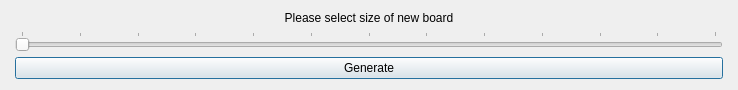
Qt form GUI/forms/newboarddialog.ui (matmarczuk/micromouse) before a commit.
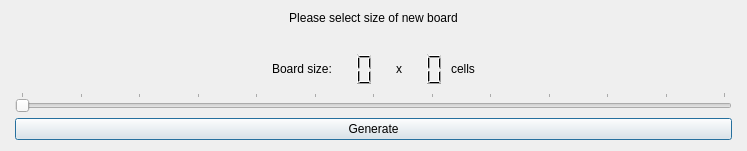
The same form after that commit.

```diff
--- a/GUI/forms/newboarddialog.ui
+++ b/GUI/forms/newboarddialog.ui
@@ -6,8 +6,8 @@
    <rect>
     <x>0</x>
     <y>0</y>
-    <width>738</width>
-    <height>88</height>
+    <width>747</width>
+    <height>151</height>
    </rect>
   </property>
   <property name="windowTitle">
@@ -36,6 +36,108 @@
      </property>
     </widget>
    </item>
+   <item>
+    <layout class="QHBoxLayout" name="horizontalLayout">
+     <item>
+      <spacer name="horizontalSpacer">
+       <property name="orientation">
+        <enum>Qt::Horizontal</enum>
+       </property>
+       <property name="sizeHint" stdset="0">
+        <size>
+         <width>20</width>
+         <height>20</height>
+        </size>
+       </property>
+      </spacer>
+     </item>
+     <item>
+      <widget class="QLabel" name="label_2">
+       <property name="text">
+        <string>Board size:</string>
+       </property>
+       <property name="alignment">
+        <set>Qt::AlignCenter</set>
+       </property>
+      </widget>
+     </item>
+     <item>
+      <widget class="QLCDNumber" name="lcdNumber">
+       <property name="sizePolicy">
+        <sizepolicy hsizetype="Preferred" vsizetype="Preferred">
+         <horstretch>0</horstretch>
+         <verstretch>0</verstretch>
+        </sizepolicy>
+       </property>
+       <property name="frameShape">
+        <enum>QFrame::NoFrame</enum>
+       </property>
+       <property name="lineWidth">
+        <number>1</number>
+       </property>
+       <property name="midLineWidth">
+        <number>0</number>
+       </property>
+       <property name="digitCount">
+        <number>2</number>
+       </property>
+      </widget>
+     </item>
+     <item>
+      <spacer name="horizontalSpacer_3">
+       <property name="orientation">
+        <enum>Qt::Horizontal</enum>
+       </property>
+       <property name="sizeType">
+        <enum>QSizePolicy::Fixed</enum>
+       </property>
+       <property name="sizeHint" stdset="0">
+        <size>
+         <width>15</width>
+         <height>20</height>
+        </size>
+       </property>
+      </spacer>
+     </item>
+     <item>
+      <widget class="QLabel" name="label_3">
+       <property name="text">
+        <string>x</string>
+       </property>
+      </widget>
+     </item>
+     <item>
+      <widget class="QLCDNumber" name="lcdNumber_2">
+       <property name="frameShape">
+        <enum>QFrame::NoFrame</enum>
+       </property>
+       <property name="digitCount">
+        <number>2</number>
+       </property>
+      </widget>
+     </item>
+     <item>
+      <widget class="QLabel" name="label_4">
+       <property name="text">
+        <string>cells</string>
+       </property>
+      </widget>
+     </item>
+     <item>
+      <spacer name="horizontalSpacer_2">
+       <property name="orientation">
+        <enum>Qt::Horizontal</enum>
+       </property>
+       <property name="sizeHint" stdset="0">
+        <size>
+         <width>40</width>
+         <height>20</height>
+        </size>
+       </property>
+      </spacer>
+     </item>
+    </layout>
+   </item>
    <item>
     <widget class="QSlider" name="boardSizeSlider">
      <property name="minimum">
```
